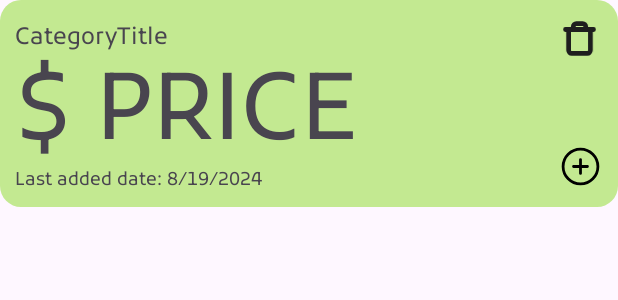
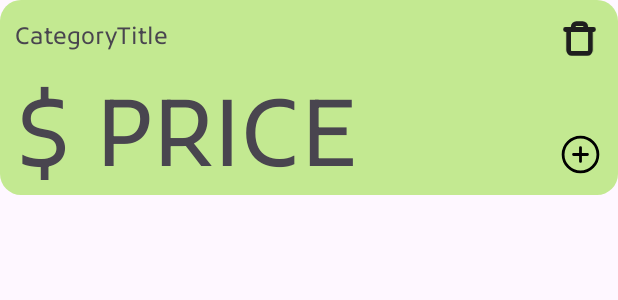
Before and after one commit to TimothyErcia/Treaty-DailyTask, an Android app: the layout task_view.xml on its own in the app's theme, with its tools: preview values and no code run, on a phone screen of 412 x 824 dp. Shown: the top 300 px of the screen. Run offline under Robolectric (Android 15) with nearby library versions, the phone set to English and light mode, and no system bars.

```diff
--- a/app/src/main/res/layout/bottom_layout.xml
+++ b/app/src/main/res/layout/bottom_layout.xml
@@ -21,7 +21,7 @@
         <TextView
             android:layout_width="match_parent"
             android:layout_height="wrap_content"
-            android:fontFamily="@font/inter"
+            style="@style/bottom_textStyle"
             android:text="Total Spending"
             android:textColor="@color/white"
             android:paddingTop="5dp"
@@ -31,11 +31,11 @@
             android:id="@+id/totalSpendingTxt"
             android:layout_width="match_parent"
             android:layout_height="40sp"
-            android:fontFamily="@font/inter"
+            style="@style/bottom_textStyle"
             android:text="$ 0.00"
             android:textColor="@color/white"
             android:textSize="27sp"
-            android:translationY="-18dp" />
+            android:translationY="-5dp" />
 
     </LinearLayout>
 
--- a/app/src/main/res/layout/task_view.xml
+++ b/app/src/main/res/layout/task_view.xml
@@ -1,7 +1,7 @@
 <?xml version="1.0" encoding="utf-8"?>
 <androidx.constraintlayout.widget.ConstraintLayout xmlns:android="http://schemas.android.com/apk/res/android"
     android:layout_width="match_parent"
-    android:layout_height="138dp"
+    android:layout_height="130dp"
     android:padding="10sp"
     android:layout_marginBottom="14sp"
     android:id="@+id/taskViewLayout"
@@ -30,10 +30,10 @@
         <TextView
             android:id="@+id/priceTxt"
             android:layout_width="match_parent"
-            android:layout_height="105sp"
+            android:layout_height="96sp"
             android:text="$ PRICE"
             android:textSize="61sp"
-            android:translationY="-28dp" />
+            android:translationY="-10dp" />
 
         <TextView
             android:id="@+id/lastUpdateTxt"
@@ -41,7 +41,7 @@
             android:layout_height="22sp"
             android:text="Last added date: 8/19/2024"
             android:textSize="12sp"
-            android:translationY="-43dp" />
+            android:translationY="-27dp" />
 
     </LinearLayout>
 
--- a/app/src/main/res/values/themes.xml
+++ b/app/src/main/res/values/themes.xml
@@ -1,4 +1,4 @@
-<resources xmlns:tools="http://schemas.android.com/tools">
+<resources>
     <!-- Base application theme. -->
     <style name="Base.Theme.DailyTask" parent="Theme.Material3.DayNight.NoActionBar">
         <!-- Customize your light theme here. -->
@@ -11,5 +11,10 @@
         <item name="android:statusBarColor">@android:color/transparent</item>
     </style>
 
-    <style name="Theme.DailyTask" parent="Base.Theme.DailyTask" />
+    <style name="Theme.DailyTask" parent="Base.Theme.DailyTask" />\
+
+    <style name="bottom_textStyle">
+        <item name="android:fontFamily">@font/inter</item>
+        <item name="fontFamily">@font/inter</item>
+    </style>
 </resources>
```
Also changed, not shown: app/build.gradle.kts (+9 -12 lines), app/src/main/java/com/treaty/dailytask/MainActivity.kt (+10 -1 lines), app/src/main/java/com/treaty/dailytask/di/AppModule.kt (+8 -1 lines), app/src/main/java/com/treaty/dailytask/model/Reminder.kt (+7 -10 lines), app/src/main/java/com/treaty/dailytask/repository/reminder/ReminderRepository.kt (added, +10 -0 lines), app/src/main/java/com/treaty/dailytask/repository/reminder/ReminderRepositoryImpl.kt (added, +22 -0 lines), app/src/main/java/com/treaty/dailytask/utility/AlarmUtility.kt (+2 -5 lines).
